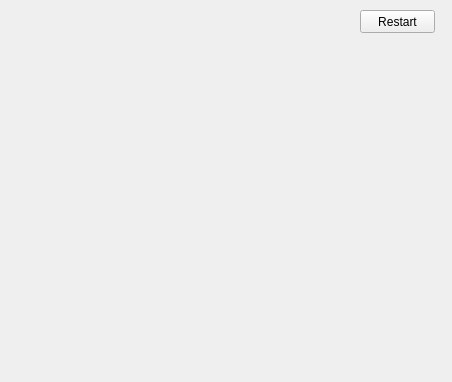
This is candycrush.ui in linpaul2004/pd2-project3 as Qt 5 draws it before an edit. The edited form follows.
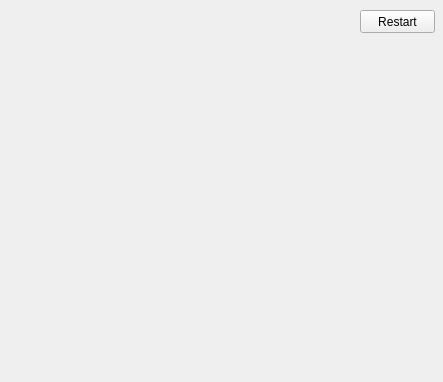
This is the edited form.

Diff of the .ui file:
```diff
--- a/candycrush.ui
+++ b/candycrush.ui
@@ -6,7 +6,7 @@
    <rect>
     <x>0</x>
     <y>0</y>
-    <width>452</width>
+    <width>443</width>
     <height>382</height>
    </rect>
   </property>
```
